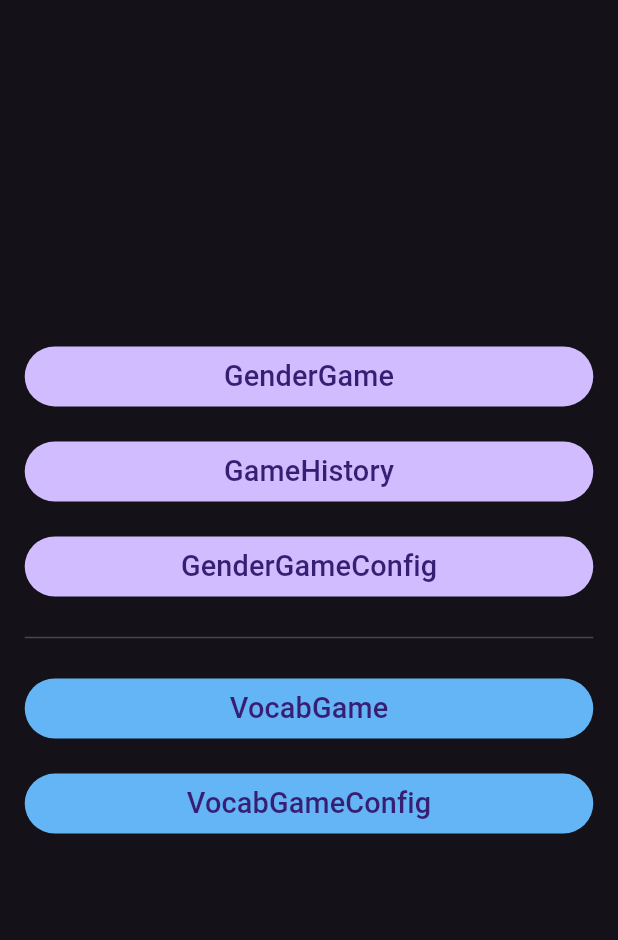
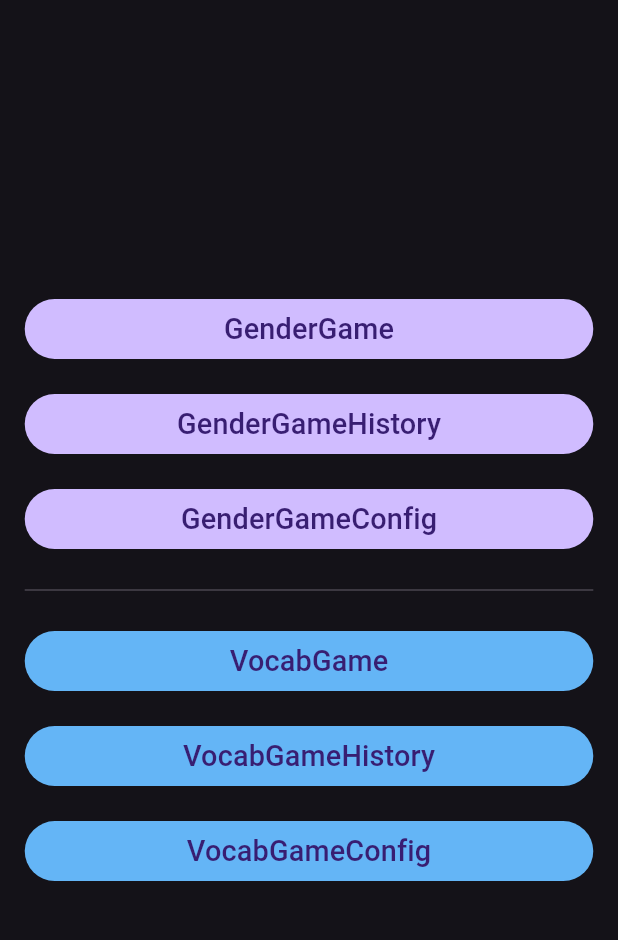
Before and after one commit to candide-guevara/german_vocab_app, a Flutter app: the screen it shows after launch, on a phone screen of 412 x 824 dp, the part 70-1010 px from its top. Run offline on Flutter 3.47's test engine with Material 3 defaults, Android fonts, the phone set to English and light mode, and no system bars; our stand-ins replace shared_preferences, webview_flutter; statements that could not run were skipped.

Commit message:
add empty history page for vocab game

```diff
--- a/app/lib/gender_game_config_page.dart
+++ b/app/lib/gender_game_config_page.dart
@@ -20,7 +20,7 @@ class GenderGameConfigPage extends StatelessWidget {
   @override
   Widget build(BuildContext context) {
     return Scaffold(
-      appBar: AppBar(title: Text(kAppTitle)),
+      appBar: AppBar(title: Text(kPageTitle)),
       body: myFutureBuilder<bool>(
         loadConfFuture(),
         'Loading preferences ...',
--- a/app/lib/gender_game_history_page.dart
+++ b/app/lib/gender_game_history_page.dart
@@ -8,7 +8,7 @@ import 'widgets/future_builder.dart';
 import 'widgets/scrollable_styled_text.dart';
 
 class GenderGameHistoryPage extends StatelessWidget {
-  static const String kPageTitle = "GameHistory";
+  static const String kPageTitle = "GenderGameHistory";
   static const int kMaxFailedWords = 20;
   static const int kMaxPastGameRows = 10;
 
--- a/app/lib/main.dart
+++ b/app/lib/main.dart
@@ -4,6 +4,7 @@ import 'gender_game_config_page.dart';
 import 'gender_game_history_page.dart';
 import 'vocab_game_page.dart';
 import 'vocab_game_config_page.dart';
+import 'vocab_game_history_page.dart';
 import 'backend/dictionary_loader.dart';
 import 'backend/game_history_loader.dart';
 import 'backend/persistence_store.dart';
@@ -71,6 +72,11 @@ class HomePage extends StatelessWidget {
             onPressed: () => Navigator.push(context, MaterialPageRoute(builder: (context) => VocabGamePage())),
           ),
           FilledButton(
+            child: const Text(VocabGameHistoryPage.kPageTitle),
+            style: vocabStyle,
+            onPressed: () => Navigator.push(context, MaterialPageRoute(builder: (context) => VocabGameHistoryPage())),
+          ),
+          FilledButton(
             child: const Text(VocabGameConfigPage.kPageTitle),
             style: vocabStyle,
             onPressed: () => Navigator.push(context, MaterialPageRoute(builder: (context) => VocabGameConfigPage())),
--- a/app/lib/vocab_game_config_page.dart
+++ b/app/lib/vocab_game_config_page.dart
@@ -19,7 +19,7 @@ class VocabGameConfigPage extends StatelessWidget {
   @override
   Widget build(BuildContext context) {
     return Scaffold(
-      appBar: AppBar(title: Text(kAppTitle)),
+      appBar: AppBar(title: Text(kPageTitle)),
       body: myFutureBuilder<bool>(
         loadConfFuture(),
         'Loading preferences ...',
--- a/app/lib/widgets/word_vocab_card.dart
+++ b/app/lib/widgets/word_vocab_card.dart
@@ -29,7 +29,7 @@ class WordVocabCard extends StatelessWidget {
     );
     final backNull = isDarkMode ? Colors.teal.shade900 : Colors.lightGreen.shade800;
     final backGood = isDarkMode ? Colors.teal.shade700 : Colors.lightGreen.shade700;
-    final backFail = isDarkMode ? Colors.lime.shade800 : Colors.red.shade500;
+    final backFail = isDarkMode ? Colors.orange.shade900 : Colors.red.shade500;
 
     return ListenableBuilder(
       listenable: correct,
```
Also changed, not shown: app/lib/vocab_game_history_page.dart (added, +45 -0 lines), app/lib/vocab_game_page.dart (+6 -4 lines), 1 other file.
